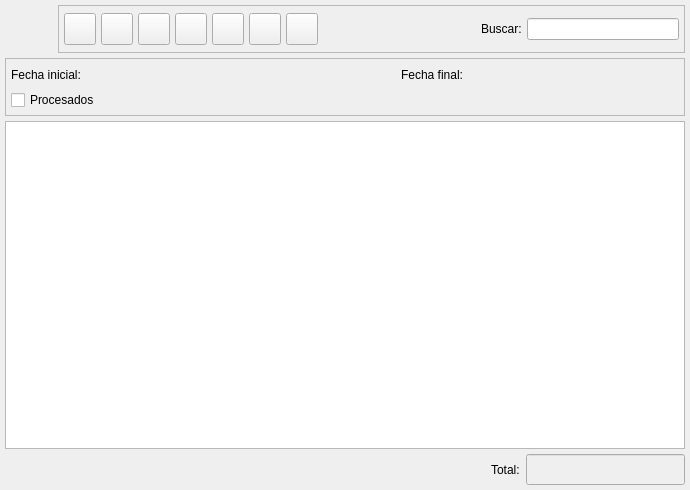
First picture: the form in bulmages/bulmafact/src/albaranclientelistbase.ui, repository eboladev/Bulmages-1, before the edit.
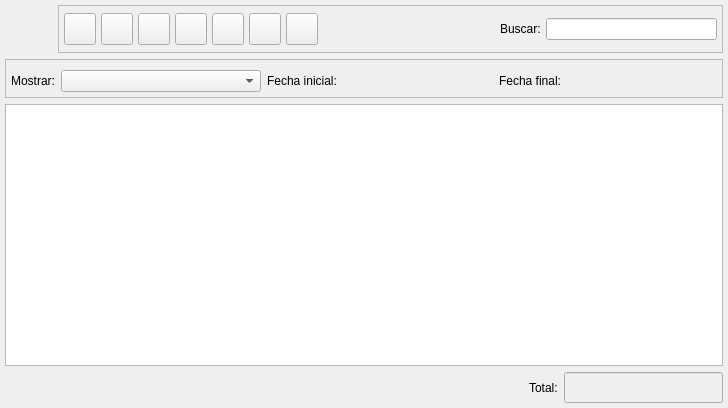
Second picture: the form after the edit. Icons and pictures are not drawn. Custom widgets are drawn as their Qt base class.

Commit message: Pongo un combobox de procesados o no en los listados mas importantes. Al estilo de las Facturas a Cliente. Ajusto un poco la imagen de los filtrados para listados para que todas sean iguales.

Patch:
```diff
--- a/bulmages/bulmafact/src/albaranclientelistbase.ui
+++ b/bulmages/bulmafact/src/albaranclientelistbase.ui
@@ -9,8 +9,8 @@
    <rect>
     <x>0</x>
     <y>0</y>
-    <width>690</width>
-    <height>490</height>
+    <width>642</width>
+    <height>408</height>
    </rect>
   </property>
   <property name="windowTitle" >
@@ -24,7 +24,7 @@
     <number>5</number>
    </property>
    <property name="spacing" >
-    <number>5</number>
+    <number>6</number>
    </property>
    <item>
     <layout class="QHBoxLayout" >
@@ -419,6 +419,61 @@
          <number>5</number>
         </property>
         <item>
+         <widget class="BusquedaArticulo" native="1" name="m_articulo" />
+        </item>
+        <item>
+         <widget class="BusquedaCliente" native="1" name="m_cliente" >
+          <property name="minimumSize" >
+           <size>
+            <width>250</width>
+            <height>0</height>
+           </size>
+          </property>
+         </widget>
+        </item>
+       </layout>
+      </item>
+      <item>
+       <layout class="QHBoxLayout" >
+        <property name="margin" >
+         <number>0</number>
+        </property>
+        <property name="spacing" >
+         <number>6</number>
+        </property>
+        <item>
+         <widget class="QLabel" name="label_2" >
+          <property name="text" >
+           <string>Mostrar:</string>
+          </property>
+          <property name="alignment" >
+           <set>Qt::AlignRight|Qt::AlignTrailing|Qt::AlignVCenter</set>
+          </property>
+         </widget>
+        </item>
+        <item>
+         <widget class="QComboBox" name="mui_procesada" >
+          <property name="minimumSize" >
+           <size>
+            <width>200</width>
+            <height>0</height>
+           </size>
+          </property>
+          <property name="maximumSize" >
+           <size>
+            <width>200</width>
+            <height>16777215</height>
+           </size>
+          </property>
+          <property name="focusPolicy" >
+           <enum>Qt::StrongFocus</enum>
+          </property>
+          <property name="frame" >
+           <bool>true</bool>
+          </property>
+         </widget>
+        </item>
+        <item>
          <widget class="QLabel" name="textLabel1_4" >
           <property name="text" >
            <string>Fecha inicial:</string>
@@ -468,52 +523,6 @@
           </property>
          </widget>
         </item>
-        <item>
-         <spacer>
-          <property name="orientation" >
-           <enum>Qt::Horizontal</enum>
-          </property>
-          <property name="sizeType" >
-           <enum>QSizePolicy::Expanding</enum>
-          </property>
-          <property name="sizeHint" >
-           <size>
-            <width>101</width>
-            <height>21</height>
-           </size>
-          </property>
-         </spacer>
-        </item>
-       </layout>
-      </item>
-      <item>
-       <layout class="QHBoxLayout" >
-        <property name="margin" >
-         <number>0</number>
-        </property>
-        <property name="spacing" >
-         <number>5</number>
-        </property>
-        <item>
-         <widget class="QCheckBox" name="m_procesados" >
-          <property name="text" >
-           <string>Procesados</string>
-          </property>
-         </widget>
-        </item>
-        <item>
-         <widget class="BusquedaArticulo" native="1" name="m_articulo" />
-        </item>
-        <item>
-         <widget class="BusquedaCliente" native="1" name="m_cliente" >
-          <property name="minimumSize" >
-           <size>
-            <width>250</width>
-            <height>0</height>
-           </size>
-          </property>
-         </widget>
-        </item>
        </layout>
       </item>
      </layout>
@@ -1066,16 +1075,6 @@
  </widget>
  <layoutdefault spacing="3" margin="5" />
  <customwidgets>
-  <customwidget>
-   <class>BusquedaArticulo</class>
-   <extends>QWidget</extends>
-   <header>busquedaarticulo.h</header>
-  </customwidget>
-  <customwidget>
-   <class>BusquedaCliente</class>
-   <extends>QWidget</extends>
-   <header>busquedacliente.h</header>
-  </customwidget>
   <customwidget>
    <class>AlbaranClienteListSubform</class>
    <extends>QTableWidget</extends>
@@ -1086,6 +1085,16 @@
    <extends>QWidget</extends>
    <header>../../../bulmalib/busquedafecha.h</header>
   </customwidget>
+  <customwidget>
+   <class>BusquedaCliente</class>
+   <extends>QWidget</extends>
+   <header>busquedacliente.h</header>
+  </customwidget>
+  <customwidget>
+   <class>BusquedaArticulo</class>
+   <extends>QWidget</extends>
+   <header>busquedaarticulo.h</header>
+  </customwidget>
  </customwidgets>
  <resources>
   <include location="../../bulmages.qrc" />
```
The commit also changes 25 other files.
